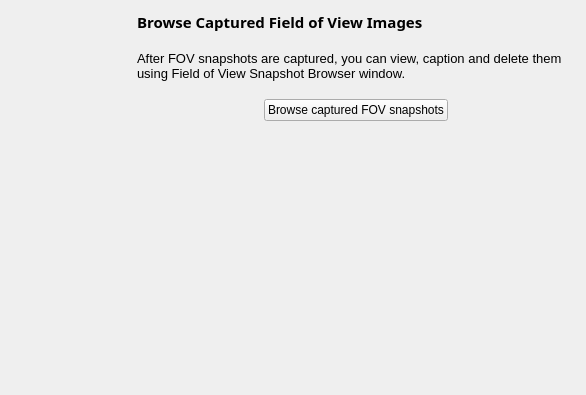
KDE/kstars, file kstars/printing/pwizfovbrowse.ui: the form before one commit.
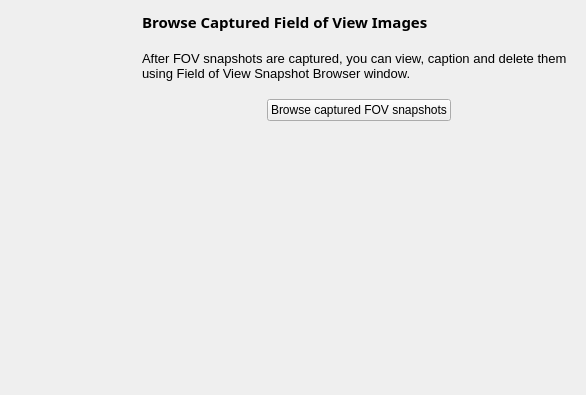
The form after the commit.

Commit message: Added spacer between banner image and step layout in Printing Wizard.

```diff
--- a/kstars/printing/pwizfovbrowse.ui
+++ b/kstars/printing/pwizfovbrowse.ui
@@ -33,6 +33,22 @@
      </property>
     </widget>
    </item>
+   <item>
+    <spacer name="horSpacer3">
+     <property name="orientation">
+      <enum>Qt::Horizontal</enum>
+     </property>
+     <property name="sizeType">
+      <enum>QSizePolicy::Fixed</enum>
+     </property>
+     <property name="sizeHint" stdset="0">
+      <size>
+       <width>5</width>
+       <height>20</height>
+      </size>
+     </property>
+    </spacer>
+   </item>
    <item>
     <layout class="QVBoxLayout" name="fovBrowseLayout">
      <property name="spacing">
@@ -90,7 +106,7 @@
       </widget>
      </item>
      <item>
-      <spacer name="verticalSpacer">
+      <spacer name="vertSpacer2">
        <property name="orientation">
         <enum>Qt::Vertical</enum>
        </property>
@@ -143,7 +159,7 @@
       </layout>
      </item>
      <item>
-      <spacer name="vertSpacer2">
+      <spacer name="vertSpacer3">
        <property name="orientation">
         <enum>Qt::Vertical</enum>
        </property>
```
Left out of the diff: 4 changed lines with no effect on the pictures. The commit also changes 9 other files.
